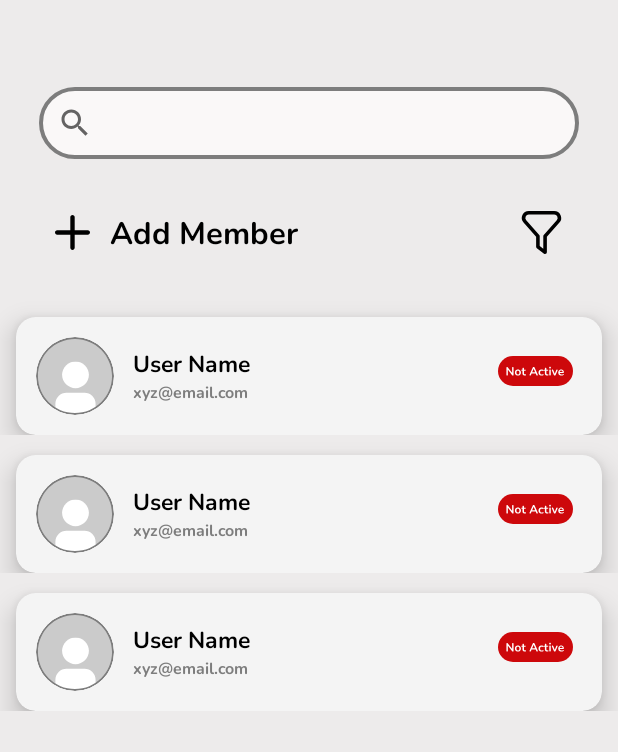
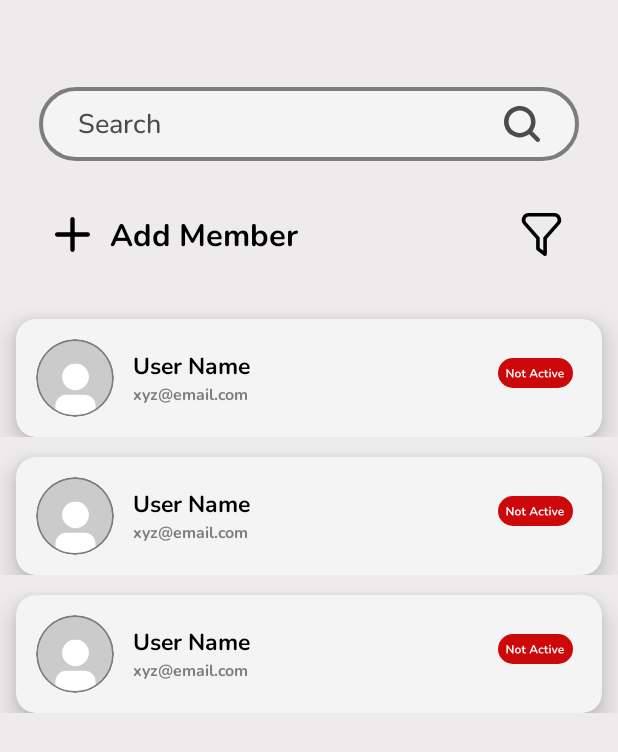
Before and after one commit to dharmik6/FItZone_Admin, an Android app: the layout fragment__member_list.xml on its own in the app's theme, with its tools: preview values and no code run, on a phone screen of 412 x 824 dp. Shown: the top 752 px of the screen. Run offline under Robolectric (Android 15) with nearby library versions, the phone set to English and light mode, and no system bars.

Commit message:
fix search bar.

```diff
--- a/app/src/main/AndroidManifest.xml
+++ b/app/src/main/AndroidManifest.xml
@@ -16,12 +16,6 @@
             android:name=".MainActivity"
             android:exported="false" />
         <activity
-            android:name=".AdminMembersList"
-            android:exported="false" />
-        <activity
-            android:name=".DashboardScreen"
-            android:exported="false" />
-        <activity
             android:name=".AdminLogin"
             android:exported="false" />
         <activity
--- a/app/src/main/java/com/example/fitzoneadmin/MainActivity.java
+++ b/app/src/main/java/com/example/fitzoneadmin/MainActivity.java
@@ -10,5 +10,11 @@ public class MainActivity extends AppCompatActivity {
     protected void onCreate(Bundle savedInstanceState) {
         super.onCreate(savedInstanceState);
         setContentView(R.layout.activity_main);
+
+        if (savedInstanceState == null) {
+            getSupportFragmentManager().beginTransaction()
+                    .replace(R.id.fragment_container, new Fragment_Member_list())
+                    .commit();
+        }
     }
 }
--- a/app/src/main/res/drawable/ic_search.xml
+++ b/app/src/main/res/drawable/ic_search.xml
@@ -1,6 +1,6 @@
 <vector xmlns:android="http://schemas.android.com/apk/res/android"
-    android:width="512dp"
-    android:height="512dp"
+    android:width="24dp"
+    android:height="24dp"
     android:viewportWidth="513.75"
     android:viewportHeight="513.75">
   <path
--- a/app/src/main/res/drawable/search_bg.xml
+++ b/app/src/main/res/drawable/search_bg.xml
@@ -1,6 +1,6 @@
 <?xml version="1.0" encoding="utf-8"?>
 <shape xmlns:android="http://schemas.android.com/apk/res/android">
-<solid android:color="#F3FBF9F9"/>
+<solid android:color="#f4f4f4"/>
     <stroke android:color="#7D7D7D" android:width="@dimen/_2sdp"/>
     <corners android:bottomLeftRadius="30dp"
         android:bottomRightRadius="30dp"
--- a/app/src/main/res/layout/activity_main.xml
+++ b/app/src/main/res/layout/activity_main.xml
@@ -4,7 +4,8 @@
     xmlns:tools="http://schemas.android.com/tools"
     android:layout_width="match_parent"
     android:layout_height="match_parent"
-    tools:context=".MainActivity">
+    tools:context=".MainActivity"
+    android:background="@color/back_ground">
 
     <LinearLayout
         android:layout_width="match_parent"
@@ -22,6 +23,7 @@
             tools:ignore="SpeakableTextPresentCheck">
 
             <FrameLayout
+                android:id="@+id/fragment_container"
                 android:layout_width="match_parent"
                 android:layout_height="match_parent" />
 
--- a/app/src/main/res/layout/fragment__member_list.xml
+++ b/app/src/main/res/layout/fragment__member_list.xml
@@ -18,17 +18,19 @@
         app:layout_constraintVertical_bias="0.114"
         tools:ignore="MissingConstraints">
 
-        <android.widget.SearchView
-            android:id="@+id/searchView"
+        <EditText
+            android:id="@+id/searchbar"
             android:layout_width="match_parent"
-            android:layout_height="wrap_content"
+            android:layout_height="@dimen/_38sdp"
             android:layout_marginVertical="@dimen/_10sdp"
             android:layout_marginStart="@dimen/_20sdp"
             android:layout_marginEnd="@dimen/_20sdp"
             android:background="@drawable/search_bg"
-            android:elevation="@dimen/_20sdp"
-            android:queryHint="Search..."
-            android:searchHintIcon="@drawable/ic_search"
+            android:hint="Search"
+            android:fontFamily="@font/nunito_medium"
+            android:textColorHint="@color/hint_color"
+            android:paddingHorizontal="@dimen/_20sdp"
+            android:drawableEnd="@drawable/ic_search"
             app:layout_constraintBottom_toBottomOf="parent"
             app:layout_constraintEnd_toEndOf="parent"
             app:layout_constraintHorizontal_bias="1.0"
@@ -41,7 +43,7 @@
             android:id="@+id/linearLayout"
             android:layout_width="match_parent"
             android:layout_height="@dimen/_45sdp"
-            android:layout_below="@+id/searchView"
+            android:layout_below="@+id/searchbar"
             android:layout_marginHorizontal="@dimen/_28sdp"
             android:layout_marginVertical="@dimen/_5sdp"
             android:gravity="center">
```
Also changed, not shown: app/src/main/java/com/example/fitzoneadmin/AdminLogin.java (+4 -4 lines), app/src/main/java/com/example/fitzoneadmin/AdminMembersList.java (deleted, +0 -14 lines), app/src/main/java/com/example/fitzoneadmin/DashboardScreen.java (deleted, +0 -14 lines).
